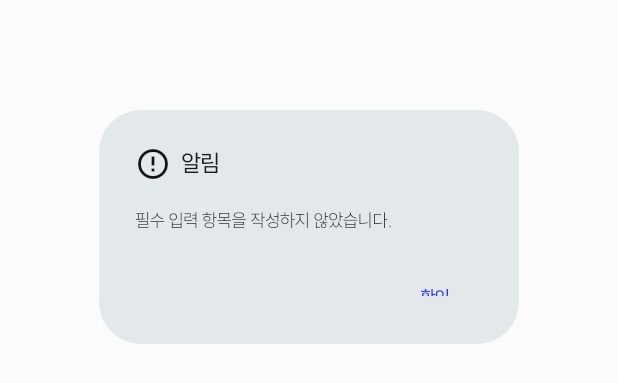
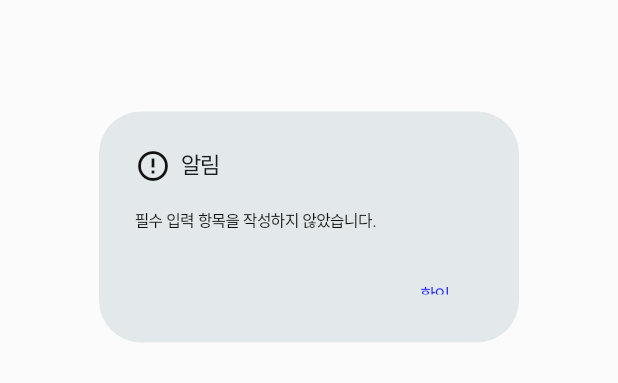
Before and after one commit to dododoodo/doody-source, a Flutter app: the Alerts widget shown alone on an empty page, opened directly, on a phone screen of 412 x 824 dp. Shown: the part 391-774 px from the top of the screen. Run offline on Flutter 3.47's test engine with Material 3 defaults, Android fonts, the phone set to English and light mode, and no system bars; our stand-ins replace flutter_svg, get, hive, hive_flutter, material_symbols_icons, toggle_switch; accounts and stored records are empty; network calls fail.

Commit message:
통합 0616-2

```diff
--- a/lib/components/alerts.dart
+++ b/lib/components/alerts.dart
@@ -48,7 +48,7 @@ class Alerts extends StatelessWidget {
       content: SingleChildScrollView(
         child: ListBody(
           children: <Widget>[
-            Text(data.content, style: AppTextStyles.lightFree13),
+            Text(data.content, style: AppTextStyles.free12),
             if (data.input != null) data.input!,
           ],
         ),
--- a/lib/constants/text_style.dart
+++ b/lib/constants/text_style.dart
@@ -68,15 +68,12 @@ class AppTextStyles extends GetxController {
   static TextStyle get free10 =>
       TextStyle(fontSize: 10 * scale.value, fontFamily: 'free-4');
 
-  static TextStyle get lightFree13 =>
-      TextStyle(fontSize: 13 * scale.value, fontFamily: 'free-2');
+  static TextStyle get lightFree15 =>
+      TextStyle(fontSize: 15 * scale.value, fontFamily: 'free-2');
 
   static TextStyle get lightFree12 =>
       TextStyle(fontSize: 12 * scale.value, fontFamily: 'free-2');
 
   static TextStyle get lightFree10 =>
       TextStyle(fontSize: 10 * scale.value, fontFamily: 'free-2');
-
-  static TextStyle get lightFree15 =>
-      TextStyle(fontSize: 15 * scale.value, fontFamily: 'free-2');
 }
--- a/lib/main.dart
+++ b/lib/main.dart
@@ -10,7 +10,6 @@ import 'package:doodi/screen/NewPost.dart';
 import 'package:doodi/screen/Settings.dart';
 import 'package:doodi/screen/splash.dart';
 import 'package:flutter_svg/flutter_svg.dart';
-import 'package:get/get_connect/http/src/utils/utils.dart';
 import 'package:hive/hive.dart';
 
 void main() async {
```
